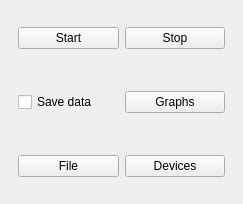
Before: the Qt Designer form resistivity/View/GUI/mainwindow.ui in AdrienGourgout/resistivity, drawn with Qt 5.
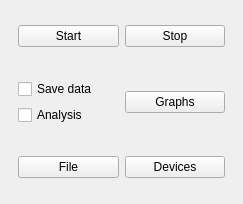
After: the same form once the commit is applied.

Commit message: First_Analysis_Seebeck

The edit to the form file:
```diff
--- a/resistivity/View/GUI/mainwindow.ui
+++ b/resistivity/View/GUI/mainwindow.ui
@@ -39,11 +39,22 @@
      <widget class="QWidget" name="widget_2" native="true">
       <layout class="QHBoxLayout" name="horizontalLayout_2">
        <item>
+        <layout class="QVBoxLayout" name="verticalLayout_2">
+         <item>
         <widget class="QCheckBox" name="save_data_checkbox">
          <property name="text">
           <string>Save data</string>
          </property>
         </widget>
+         </item>
+         <item>
+          <widget class="QCheckBox" name="analysis_checkbox">
+           <property name="text">
+            <string>Analysis</string>
+           </property>
+          </widget>
+         </item>
+        </layout>
        </item>
        <item>
         <widget class="QPushButton" name="open_graph_button">
```
Lines whose indentation alone changed are shown as unchanged. The commit also changes 4 other files.
